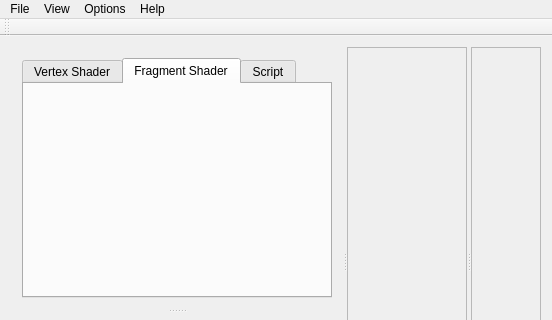
Old version of the form mainwindow.ui in the repository 607011/glsl-live; both pictures show x 0 to 552 and y 0 to 320 of the 552 by 508 pixel window.
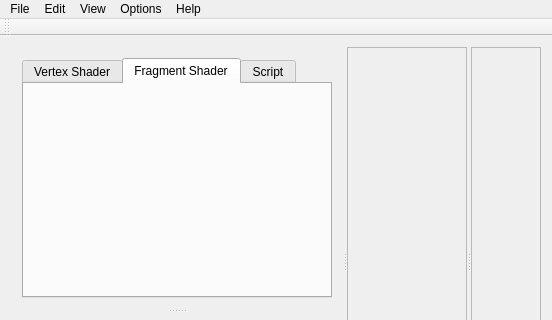
New version of the form. Icons and pictures are not drawn.

```diff
--- a/mainwindow.ui
+++ b/mainwindow.ui
@@ -397,7 +397,15 @@
     <addaction name="actionTimerActive"/>
     <addaction name="actionClampToBorder"/>
    </widget>
+   <widget class="QMenu" name="menuEdit">
+    <property name="title">
+     <string>Edit</string>
+    </property>
+    <addaction name="actionCopyImageToClipboard"/>
+    <addaction name="actionPasteImageFromClipboard"/>
+   </widget>
    <addaction name="menuFile"/>
+   <addaction name="menuEdit"/>
    <addaction name="menuView"/>
    <addaction name="menuOptions"/>
    <addaction name="menuHelp"/>
```
Left out of the diff: 19 changed lines with no effect on the pictures.
